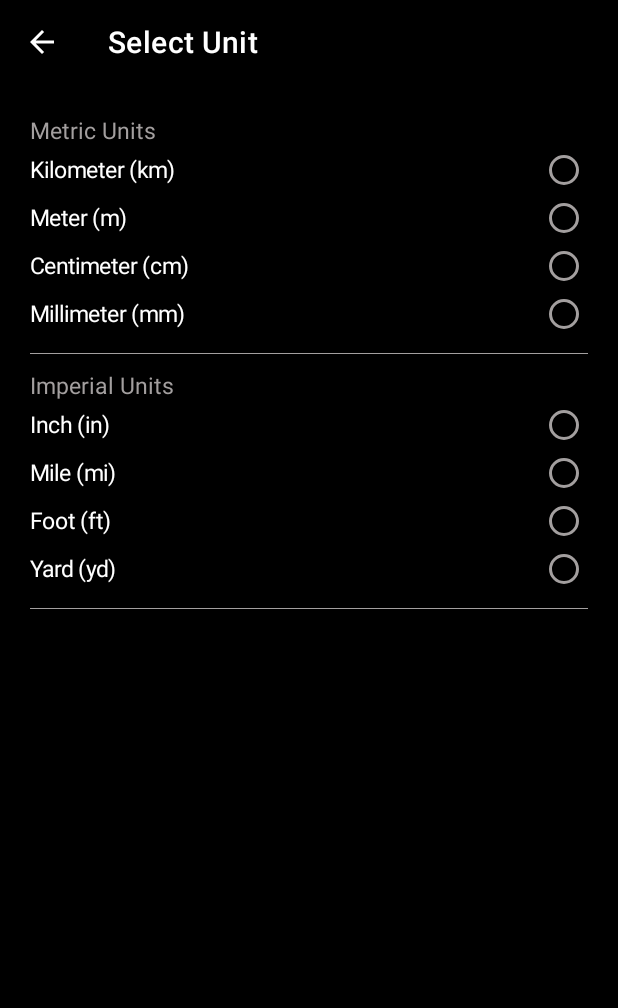
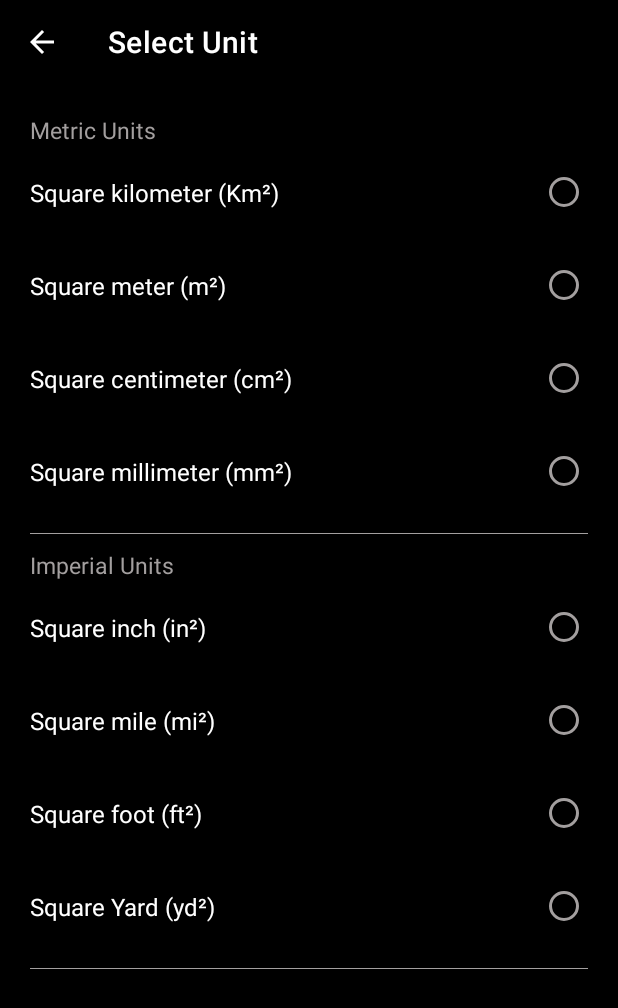
Before and after one commit to vickyrules/OIBSIP, an Android app: the screen it shows after launch (SelectUnitActivity), after a tap on "Area", on a phone screen of 412 x 824 dp. Shown: the top 1008 px of the screen. Run offline under Robolectric (Android 15) with nearby library versions, the phone set to English and light mode, and no system bars.

Commit message:
length ,area units   added

```diff
--- a/UnitConverter/app/src/main/java/com/example/unitconverter/MainActivity.java
+++ b/UnitConverter/app/src/main/java/com/example/unitconverter/MainActivity.java
@@ -62,6 +62,19 @@ public class MainActivity extends AppCompatActivity {
         area.setOnClickListener(new View.OnClickListener() {
             @Override
             public void onClick(View view) {
+
+                unitsListMetric.clear();
+                unitsListImperial.clear();
+
+                unitsListMetric.add("Square kilometer (Km\u00b2) ");
+                unitsListMetric.add("Square meter (m\u00b2) ");
+                unitsListMetric.add("Square centimeter (cm\u00b2) ");
+                unitsListMetric.add("Square millimeter (mm\u00b2) ");
+
+                unitsListImperial.add("Square inch (in\u00b2) ");
+                unitsListImperial.add("Square mile (mi\u00b2) ");
+                unitsListImperial.add("Square foot (ft\u00b2) ");
+                unitsListImperial.add("Square Yard (yd\u00b2) ");
                 startConversion("Area conversion");
             }
         });
--- a/UnitConverter/app/src/main/java/com/example/unitconverter/SelectUnitActivity.java
+++ b/UnitConverter/app/src/main/java/com/example/unitconverter/SelectUnitActivity.java
@@ -30,34 +30,38 @@ public class SelectUnitActivity extends AppCompatActivity {
         getSupportActionBar().setDisplayHomeAsUpEnabled(true);
         getSupportActionBar().setDisplayShowHomeEnabled(true);
 
-        radioGroupMetric  = (RadioGroup) findViewById(R.id.radioGpMatric);
-        radioGroupImperial  = (RadioGroup) findViewById(R.id.radioGpImperial);
+        radioGroupMetric = (RadioGroup) findViewById(R.id.radioGpMatric);
+        radioGroupImperial = (RadioGroup) findViewById(R.id.radioGpImperial);
 
-        ArrayList <String> metricUnitList = new ArrayList<String>();
-        ArrayList <String> imperailUnitList = new ArrayList<String>();
+        ArrayList<String> metricUnitList = new ArrayList<String>();
+        ArrayList<String> imperailUnitList = new ArrayList<String>();
         metricUnitList = (ArrayList<String>) getIntent().getSerializableExtra("metricUnits");
         imperailUnitList = (ArrayList<String>) getIntent().getSerializableExtra("imperialUnits");
 
-        for(String unit : metricUnitList ) {
+        for (String unit : metricUnitList) {
 
             RadioButton radioButton = new RadioButton(this.radioGroupImperial.getContext());
             radioButton.setText(unit);
             radioButton.setTextColor(this.getResources().getColor(R.color.white));
             radioButton.setTextDirection(2);
-            radioButton.setTextSize(15);
+            radioButton.setTextSize(16);
+            radioButton.setPadding(0, 10, 0, 10);
             RadioGroup.LayoutParams childParam1 = new RadioGroup.LayoutParams(RadioGroup.LayoutParams.MATCH_PARENT, RadioGroup.LayoutParams.WRAP_CONTENT);
+            childParam1.setMargins(0, 20, 0, 20);
             radioGroupMetric.addView(radioButton, childParam1);
         }
 
 
-        for(String unit : imperailUnitList ) {
+        for (String unit : imperailUnitList) {
 
             RadioButton radioButton = new RadioButton(this.radioGroupImperial.getContext());
             radioButton.setText(unit);
             radioButton.setTextColor(this.getResources().getColor(R.color.white));
             radioButton.setTextDirection(2);
-            radioButton.setTextSize(15);
+            radioButton.setTextSize(16);
+            radioButton.setPadding(0, 10, 0, 10);
             RadioGroup.LayoutParams childParam1 = new RadioGroup.LayoutParams(RadioGroup.LayoutParams.MATCH_PARENT, RadioGroup.LayoutParams.WRAP_CONTENT);
+            childParam1.setMargins(0, 20, 0, 20);
             radioGroupImperial.addView(radioButton, childParam1);
         }
 
@@ -66,7 +70,7 @@ public class SelectUnitActivity extends AppCompatActivity {
     @Override
     public boolean onOptionsItemSelected(@NonNull MenuItem item) {
 
-        if (item.getItemId() == android.R.id.home){
+        if (item.getItemId() == android.R.id.home) {
             finish();
         }
         return super.onOptionsItemSelected(item);
```
